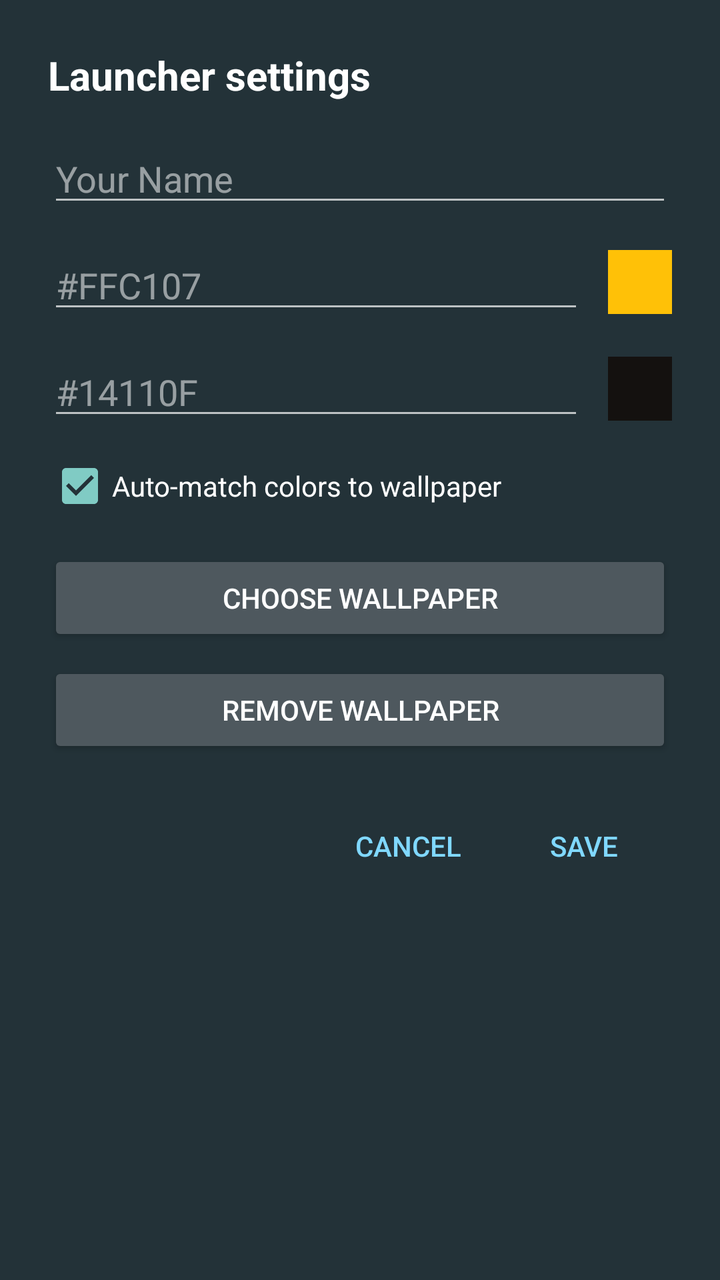
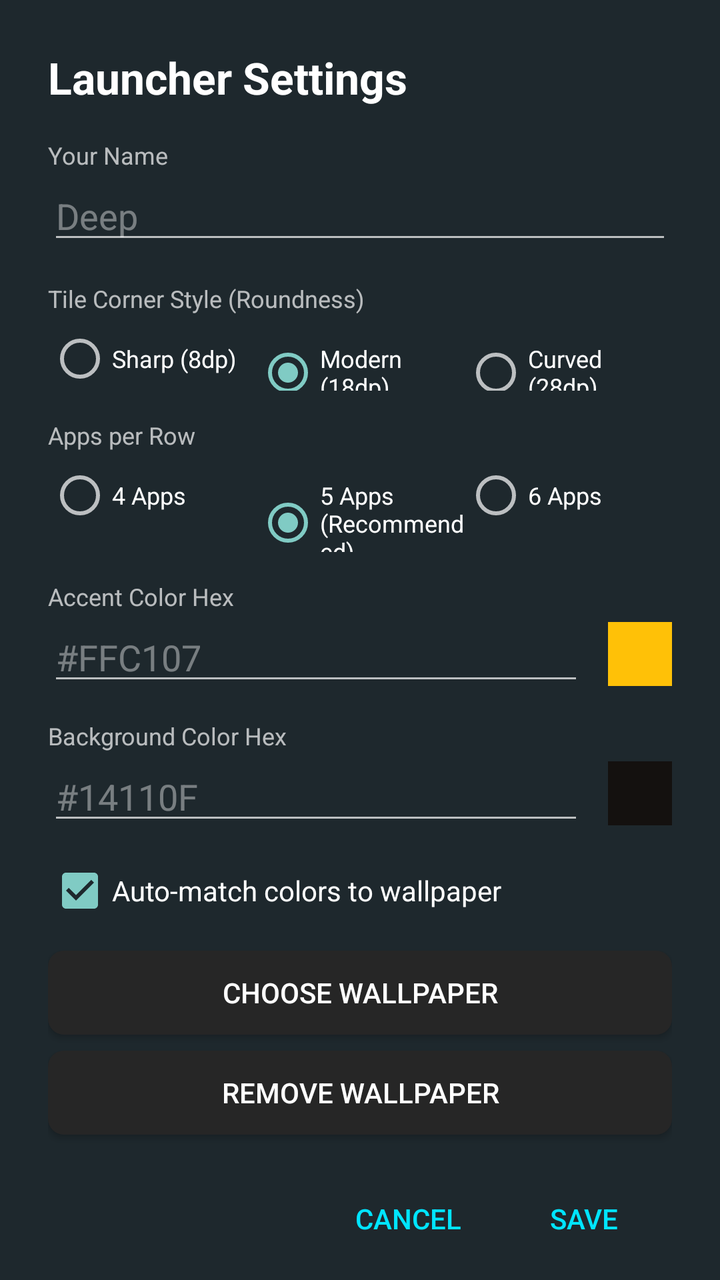

Two renders of the same Android screen: before a commit and after it. Below are the layout's source before the change and the commit's diff.
<!-- AndroidManifest.xml: application theme Theme.TVLauncher -->
<!-- res/layout/dialog_settings.xml -->
<?xml version="1.0" encoding="utf-8"?>
<LinearLayout xmlns:android="http://schemas.android.com/apk/res/android"
    android:layout_width="520dp"
    android:layout_height="wrap_content"
    android:orientation="vertical"
    android:background="#233238"
    android:padding="24dp">

    <TextView
        android:layout_width="wrap_content"
        android:layout_height="wrap_content"
        android:text="Launcher settings"
        android:textColor="#FFFFFF"
        android:textSize="20sp"
        android:textStyle="bold"
        android:layout_marginBottom="16dp"/>

    <EditText
        android:id="@+id/etName"
        android:layout_width="match_parent"
        android:layout_height="wrap_content"
        android:hint="Your Name"
        android:textColor="#FFFFFF"
        android:textColorHint="#88FFFFFF"
        android:layout_marginBottom="12dp"/>

    
    <LinearLayout
        android:layout_width="match_parent"
        android:layout_height="wrap_content"
        android:orientation="horizontal"
        android:gravity="center_vertical"
        android:layout_marginBottom="12dp">

        <EditText
            android:id="@+id/etAccentColor"
            android:layout_width="0dp"
            android:layout_height="wrap_content"
            android:layout_weight="1"
            android:hint="#FFC107"
            android:textColor="#FFFFFF"
            android:textColorHint="#88FFFFFF"/>

        <View
            android:id="@+id/previewAccentColor"
            android:layout_width="32dp"
            android:layout_height="32dp"
            android:layout_marginStart="12dp"
            android:background="#FFC107"/>
    </LinearLayout>

    
    <LinearLayout
        android:layout_width="match_parent"
        android:layout_height="wrap_content"
        android:orientation="horizontal"
        android:gravity="center_vertical"
        android:layout_marginBottom="12dp">

        <EditText
            android:id="@+id/etBgColor"
            android:layout_width="0dp"
            android:layout_height="wrap_content"
            android:layout_weight="1"
            android:hint="#14110F"
            android:textColor="#FFFFFF"
            android:textColorHint="#88FFFFFF"/>

        <View
            android:id="@+id/previewBgColor"
            android:layout_width="32dp"
            android:layout_height="32dp"
            android:layout_marginStart="12dp"
            android:background="#14110F"/>
    </LinearLayout>

    <CheckBox
        android:id="@+id/cbAutoMatch"
        android:layout_width="wrap_content"
        android:layout_height="wrap_content"
        android:text="Auto-match colors to wallpaper"
        android:textColor="#FFFFFF"
        android:checked="true"
        android:layout_marginBottom="16dp"/>

    <Button
        android:id="@+id/btnChooseWallpaper"
        android:layout_width="match_parent"
        android:layout_height="wrap_content"
        android:text="CHOOSE WALLPAPER"
        android:backgroundTint="#4E585E"
        android:textColor="#FFFFFF"
        android:layout_marginBottom="8dp"/>

    <Button
        android:id="@+id/btnRemoveWallpaper"
        android:layout_width="match_parent"
        android:layout_height="wrap_content"
        android:text="REMOVE WALLPAPER"
        android:backgroundTint="#4E585E"
        android:textColor="#FFFFFF"
        android:layout_marginBottom="20dp"/>

    <LinearLayout
        android:layout_width="match_parent"
        android:layout_height="wrap_content"
        android:gravity="end"
        android:orientation="horizontal">

        <Button
            android:id="@+id/btnCancel"
            android:layout_width="wrap_content"
            android:layout_height="wrap_content"
            android:text="CANCEL"
            android:textColor="#80D8FF"
            style="?android:attr/borderlessButtonStyle"/>

        <Button
            android:id="@+id/btnSave"
            android:layout_width="wrap_content"
            android:layout_height="wrap_content"
            android:text="SAVE"
            android:textColor="#80D8FF"
            style="?android:attr/borderlessButtonStyle"/>
    </LinearLayout>
</LinearLayout>
<!-- resources referenced by this layout -->
<resources>
  <style name="Theme.TVLauncher" parent="Theme.AppCompat.NoActionBar">
          <item name="android:windowBackground">@android:color/black</item>
          <item name="android:windowNoTitle">true</item>
          <item name="android:windowActionBar">false</item>
      </style>
</resources>

<!-- the commit's change to res/layout/dialog_settings.xml (unified diff, before → after) -->
@@ -1,126 +1,228 @@
 <?xml version="1.0" encoding="utf-8"?>
-<LinearLayout xmlns:android="http://schemas.android.com/apk/res/android"
-    android:layout_width="520dp"
+<ScrollView xmlns:android="http://schemas.android.com/apk/res/android"
+    android:layout_width="540dp"
     android:layout_height="wrap_content"
-    android:orientation="vertical"
-    android:background="#233238"
+    android:background="#1E282D"
     android:padding="24dp">
 
-    <TextView
-        android:layout_width="wrap_content"
-        android:layout_height="wrap_content"
-        android:text="Launcher settings"
-        android:textColor="#FFFFFF"
-        android:textSize="20sp"
-        android:textStyle="bold"
-        android:layout_marginBottom="16dp"/>
-
-    <EditText
-        android:id="@+id/etName"
-        android:layout_width="match_parent"
-        android:layout_height="wrap_content"
-        android:hint="Your Name"
-        android:textColor="#FFFFFF"
-        android:textColorHint="#88FFFFFF"
-        android:layout_marginBottom="12dp"/>
-
-    
     <LinearLayout
         android:layout_width="match_parent"
         android:layout_height="wrap_content"
-        android:orientation="horizontal"
-        android:gravity="center_vertical"
-        android:layout_marginBottom="12dp">
-
+        android:orientation="vertical">
+
+        <TextView
+            android:layout_width="wrap_content"
+            android:layout_height="wrap_content"
+            android:text="Launcher Settings"
+            android:textColor="#FFFFFF"
+            android:textSize="22sp"
+            android:textStyle="bold"
+            android:layout_marginBottom="16dp"/>
+
+        
+        <TextView
+            android:layout_width="wrap_content"
+            android:layout_height="wrap_content"
+            android:text="Your Name"
+            android:textColor="#B0FFFFFF"
+            android:textSize="12sp"/>
         <EditText
-            android:id="@+id/etAccentColor"
-            android:layout_width="0dp"
-            android:layout_height="wrap_content"
-            android:layout_weight="1"
-            android:hint="#FFC107"
-            android:textColor="#FFFFFF"
-            android:textColorHint="#88FFFFFF"/>
-
-        <View
-            android:id="@+id/previewAccentColor"
-            android:layout_width="32dp"
-            android:layout_height="32dp"
-            android:layout_marginStart="12dp"
-            android:background="#FFC107"/>
+            android:id="@+id/etName"
+            android:layout_width="match_parent"
+            android:layout_height="wrap_content"
+            android:hint="Deep"
+            android:textColor="#FFFFFF"
+            android:textColorHint="#66FFFFFF"
+            android:layout_marginBottom="14dp"/>
+
+        
+        <TextView
+            android:layout_width="wrap_content"
+            android:layout_height="wrap_content"
+            android:text="Tile Corner Style (Roundness)"
+            android:textColor="#B0FFFFFF"
+            android:textSize="12sp"
+            android:layout_marginBottom="6dp"/>
+        <RadioGroup
+            android:id="@+id/rgCornerStyle"
+            android:layout_width="match_parent"
+            android:layout_height="wrap_content"
+            android:orientation="horizontal"
+            android:layout_marginBottom="14dp">
+            <RadioButton
+                android:id="@+id/rbCornerSharp"
+                android:layout_width="0dp"
+                android:layout_height="wrap_content"
+                android:layout_weight="1"
+                android:text="Sharp (8dp)"
+                android:textColor="#FFFFFF"
+                android:textSize="12sp"/>
+            <RadioButton
+                android:id="@+id/rbCornerRounded"
+                android:layout_width="0dp"
+                android:layout_height="wrap_content"
+                android:layout_weight="1"
+                android:text="Modern (18dp)"
+                android:textColor="#FFFFFF"
+                android:textSize="12sp"
+                android:checked="true"/>
+            <RadioButton
+                android:id="@+id/rbCornerOval"
+                android:layout_width="0dp"
+                android:layout_height="wrap_content"
+                android:layout_weight="1"
+                android:text="Curved (28dp)"
+                android:textColor="#FFFFFF"
+                android:textSize="12sp"/>
+        </RadioGroup>
+
+        
+        <TextView
+            android:layout_width="wrap_content"
+            android:layout_height="wrap_content"
+            android:text="Apps per Row"
+            android:textColor="#B0FFFFFF"
+            android:textSize="12sp"
+            android:layout_marginBottom="6dp"/>
+        <RadioGroup
+            android:id="@+id/rgColumns"
+            android:layout_width="match_parent"
+            android:layout_height="wrap_content"
+            android:orientation="horizontal"
+            android:layout_marginBottom="14dp">
+            <RadioButton
+                android:id="@+id/rbCol4"
+                android:layout_width="0dp"
+                android:layout_height="wrap_content"
+                android:layout_weight="1"
+                android:text="4 Apps"
+                android:textColor="#FFFFFF"
+                android:textSize="12sp"/>
+            <RadioButton
+                android:id="@+id/rbCol5"
+                android:layout_width="0dp"
+                android:layout_height="wrap_content"
+                android:layout_weight="1"
+                android:text="5 Apps (Recommended)"
+                android:textColor="#FFFFFF"
+                android:textSize="12sp"
+                android:checked="true"/>
+            <RadioButton
+                android:id="@+id/rbCol6"
+                android:layout_width="0dp"
+                android:layout_height="wrap_content"
+                android:layout_weight="1"
+                android:text="6 Apps"
+                android:textColor="#FFFFFF"
+                android:textSize="12sp"/>
+        </RadioGroup>
+
+        
+        <TextView
+            android:layout_width="wrap_content"
+            android:layout_height="wrap_content"
+            android:text="Accent Color Hex"
+            android:textColor="#B0FFFFFF"
+            android:textSize="12sp"/>
+        <LinearLayout
+            android:layout_width="match_parent"
+            android:layout_height="wrap_content"
+            android:orientation="horizontal"
+            android:gravity="center_vertical"
+            android:layout_marginBottom="12dp">
+            <EditText
+                android:id="@+id/etAccentColor"
+                android:layout_width="0dp"
+                android:layout_height="wrap_content"
+                android:layout_weight="1"
+                android:hint="#FFC107"
+                android:textColor="#FFFFFF"
+                android:textColorHint="#66FFFFFF"/>
+            <View
+                android:id="@+id/previewAccentColor"
+                android:layout_width="32dp"
+                android:layout_height="32dp"
+                android:layout_marginStart="12dp"
+                android:background="#FFC107"/>
+        </LinearLayout>
+
+        
+        <TextView
+            android:layout_width="wrap_content"
+            android:layout_height="wrap_content"
+            android:text="Background Color Hex"
+            android:textColor="#B0FFFFFF"
+            android:textSize="12sp"/>
+        <LinearLayout
+            android:layout_width="match_parent"
+            android:layout_height="wrap_content"
+            android:orientation="horizontal"
+            android:gravity="center_vertical"
+            android:layout_marginBottom="12dp">
+            <EditText
+                android:id="@+id/etBgColor"
+                android:layout_width="0dp"
+                android:layout_height="wrap_content"
+                android:layout_weight="1"
+                android:hint="#14110F"
+                android:textColor="#FFFFFF"
+                android:textColorHint="#66FFFFFF"/>
+            <View
+                android:id="@+id/previewBgColor"
+                android:layout_width="32dp"
+                android:layout_height="32dp"
+                android:layout_marginStart="12dp"
+                android:background="#14110F"/>
+        </LinearLayout>
+
+        <CheckBox
+            android:id="@+id/cbAutoMatch"
+            android:layout_width="wrap_content"
+            android:layout_height="wrap_content"
+            android:text="Auto-match colors to wallpaper"
+            android:textColor="#FFFFFF"
+            android:checked="true"
+            android:layout_marginBottom="14dp"/>
+
+        <Button
+            android:id="@+id/btnChooseWallpaper"
+            android:layout_width="match_parent"
+            android:layout_height="42dp"
+            android:text="CHOOSE WALLPAPER"
+            android:textColor="#FFFFFF"
+            android:background="@drawable/btn_focus_selector"
+            android:layout_marginBottom="8dp"/>
+
+        <Button
+            android:id="@+id/btnRemoveWallpaper"
+            android:layout_width="match_parent"
+            android:layout_height="42dp"
+            android:text="REMOVE WALLPAPER"
+            android:textColor="#FFFFFF"
+            android:background="@drawable/btn_focus_selector"
+            android:layout_marginBottom="18dp"/>
+
+        <LinearLayout
+            android:layout_width="match_parent"
+            android:layout_height="wrap_content"
+            android:gravity="end"
+            android:orientation="horizontal">
+
+            <Button
+                android:id="@+id/btnCancel"
+                android:layout_width="wrap_content"
+                android:layout_height="wrap_content"
+                android:text="CANCEL"
+                android:textColor="#00E5FF"
+                style="?android:attr/borderlessButtonStyle"/>
+
+            <Button
+                android:id="@+id/btnSave"
+                android:layout_width="wrap_content"
+                android:layout_height="wrap_content"
+                android:text="SAVE"
+                android:textColor="#00E5FF"
+                style="?android:attr/borderlessButtonStyle"/>
+        </LinearLayout>
     </LinearLayout>
-
-    
-    <LinearLayout
-        android:layout_width="match_parent"
-        android:layout_height="wrap_content"
-        android:orientation="horizontal"
-        android:gravity="center_vertical"
-        android:layout_marginBottom="12dp">
-
-        <EditText
-            android:id="@+id/etBgColor"
-            android:layout_width="0dp"
-            android:layout_height="wrap_content"
-            android:layout_weight="1"
-            android:hint="#14110F"
-            android:textColor="#FFFFFF"
-            android:textColorHint="#88FFFFFF"/>
-
-        <View
-            android:id="@+id/previewBgColor"
-            android:layout_width="32dp"
-            android:layout_height="32dp"
-            android:layout_marginStart="12dp"
-            android:background="#14110F"/>
-    </LinearLayout>
-
-    <CheckBox
-        android:id="@+id/cbAutoMatch"
-        android:layout_width="wrap_content"
-        android:layout_height="wrap_content"
-        android:text="Auto-match colors to wallpaper"
-        android:textColor="#FFFFFF"
-        android:checked="true"
-        android:layout_marginBottom="16dp"/>
-
-    <Button
-        android:id="@+id/btnChooseWallpaper"
-        android:layout_width="match_parent"
-        android:layout_height="wrap_content"
-        android:text="CHOOSE WALLPAPER"
-        android:backgroundTint="#4E585E"
-        android:textColor="#FFFFFF"
-        android:layout_marginBottom="8dp"/>
-
-    <Button
-        android:id="@+id/btnRemoveWallpaper"
-        android:layout_width="match_parent"
-        android:layout_height="wrap_content"
-        android:text="REMOVE WALLPAPER"
-        android:backgroundTint="#4E585E"
-        android:textColor="#FFFFFF"
-        android:layout_marginBottom="20dp"/>
-
-    <LinearLayout
-        android:layout_width="match_parent"
-        android:layout_height="wrap_content"
-        android:gravity="end"
-        android:orientation="horizontal">
-
-        <Button
-            android:id="@+id/btnCancel"
-            android:layout_width="wrap_content"
-            android:layout_height="wrap_content"
-            android:text="CANCEL"
-            android:textColor="#80D8FF"
-            style="?android:attr/borderlessButtonStyle"/>
-
-        <Button
-            android:id="@+id/btnSave"
-            android:layout_width="wrap_content"
-            android:layout_height="wrap_content"
-            android:text="SAVE"
-            android:textColor="#80D8FF"
-            style="?android:attr/borderlessButtonStyle"/>
-    </LinearLayout>
-</LinearLayout>
+</ScrollView>
<!-- resource entries referenced after the edit -->
@@ -1,5 +1,22 @@
 <!-- resources referenced by this layout -->
 <resources>
+  <!-- drawable btn_focus_selector (drawable) -->
+  <?xml version="1.0" encoding="utf-8"?>
+  <selector xmlns:android="http://schemas.android.com/apk/res/android">
+      <item android:state_focused="true">
+          <shape android:shape="rectangle">
+              <corners android:radius="8dp"/>
+              <solid android:color="#55FFFFFF"/>
+              <stroke android:width="2dp" android:color="#FFFFFF"/>
+          </shape>
+      </item>
+      <item>
+          <shape android:shape="rectangle">
+              <corners android:radius="8dp"/>
+              <solid android:color="#262626"/>
+          </shape>
+      </item>
+  </selector>
   <style name="Theme.TVLauncher" parent="Theme.AppCompat.NoActionBar">
           <item name="android:windowBackground">@android:color/black</item>
           <item name="android:windowNoTitle">true</item>
